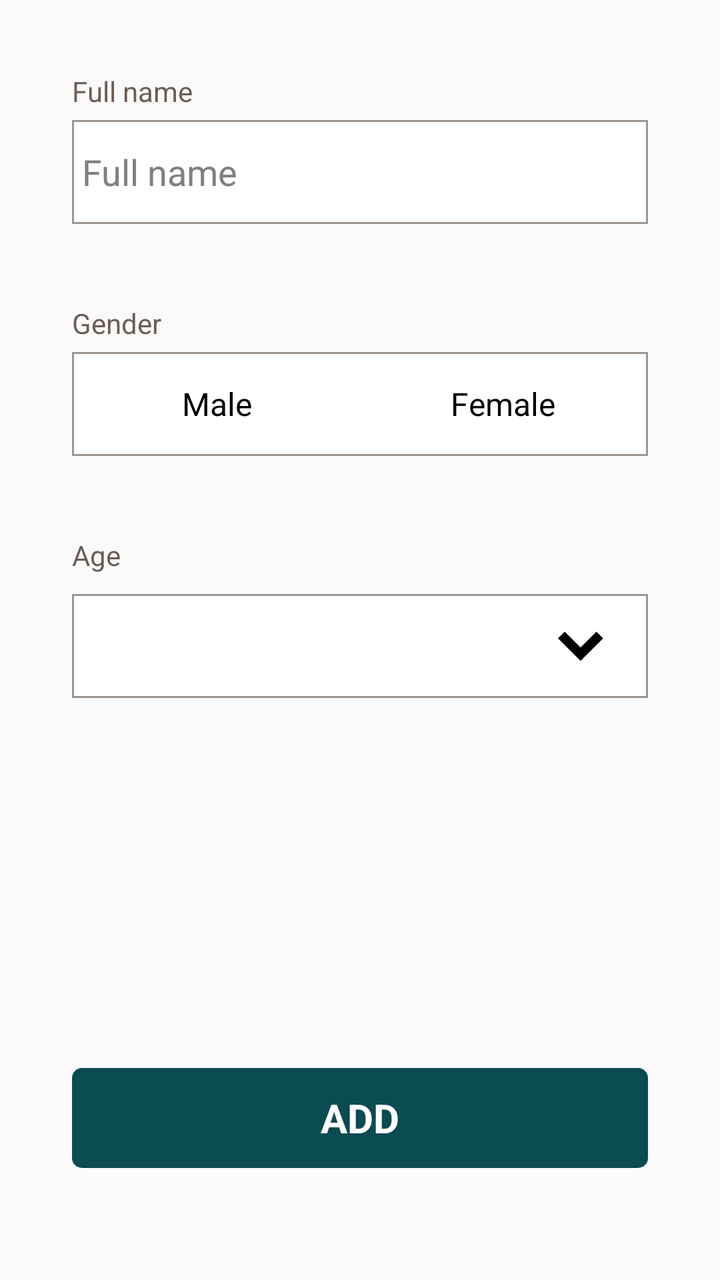
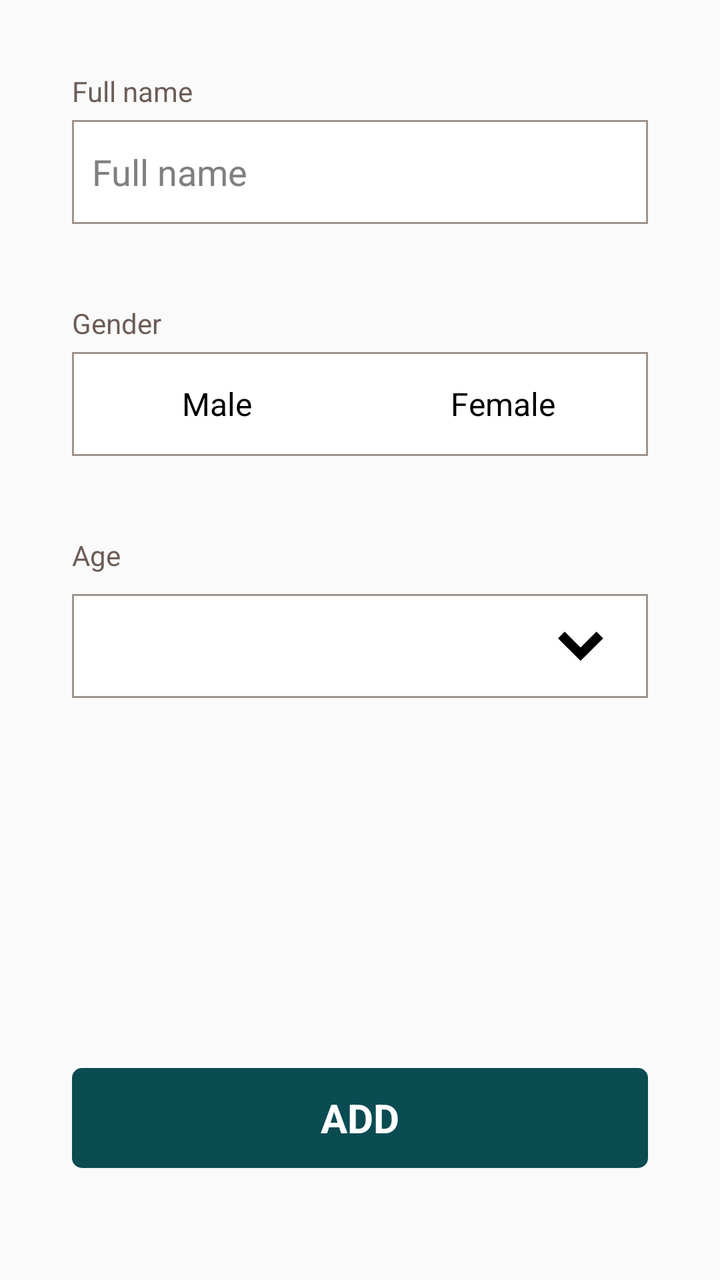

An Android layout rendered at two revisions. The XML below is the earlier revision; the diff shows what the commit changed to produce the second picture.
<!-- AndroidManifest.xml: application theme AppTheme -->
<!-- res/layout/activity_new_child.xml -->
<?xml version="1.0" encoding="utf-8"?>
<RelativeLayout xmlns:android="http://schemas.android.com/apk/res/android"
    android:layout_width="match_parent"
    android:layout_height="match_parent"
    android:background="@color/clmrs_bg"
    android:padding="@dimen/activity_vertical_margin">

    <LinearLayout
        android:layout_width="match_parent"
        android:layout_height="wrap_content"
        android:layout_above="@+id/addNewChildButton"
        android:layout_alignParentTop="true"
        android:orientation="vertical">

        <LinearLayout
            android:id="@+id/fullnameLayout"
            android:layout_width="match_parent"
            android:layout_height="wrap_content"
            android:layout_margin="20dp"
            android:background="@color/clmrs_bg"
            android:orientation="vertical">

            <TextView
                android:layout_width="match_parent"
                android:layout_height="wrap_content"
                android:layout_marginBottom="5dp"
                android:text="@string/full_name"
                android:textColor="@color/clmrs_tv_grey" />

            <EditText
                android:id="@+id/fullnameEditText"
                android:layout_width="match_parent"
                android:layout_height="52dp"
                android:background="@drawable/border_grey_bg"
                android:hint="@string/full_name"
                android:inputType="textPersonName"
                android:paddingLeft="5dp"
                android:textColor="@android:color/black" />

        </LinearLayout>

        <LinearLayout
            android:id="@+id/genderLayout"
            android:layout_width="match_parent"
            android:layout_height="wrap_content"
            android:layout_margin="20dp"
            android:background="@color/clmrs_bg"
            android:orientation="vertical">

            <TextView
                android:layout_width="match_parent"
                android:layout_height="wrap_content"
                android:layout_marginBottom="5dp"
                android:text="@string/ofis_select_gender"
                android:textColor="@color/clmrs_tv_grey" />

            <LinearLayout
                android:layout_width="match_parent"
                android:layout_height="52dp"
                android:background="@drawable/border_grey_bg"
                android:orientation="horizontal"
                android:padding="1dp"
                android:weightSum="2">

                <android.support.v7.widget.AppCompatButton
                    android:id="@+id/maleButton"
                    android:layout_width="match_parent"
                    android:layout_height="52dp"
                    android:layout_gravity="center"
                    android:layout_weight="1"
                    android:background="@android:color/white"
                    android:gravity="center"
                    android:textColor="@android:color/black"
                    android:text="@string/gender_male" />

                <android.support.v7.widget.AppCompatButton
                    android:id="@+id/femaleButton"
                    android:layout_width="match_parent"
                    android:layout_height="52dp"
                    android:layout_gravity="center"
                    android:textColor="@android:color/black"
                    android:layout_weight="1"
                    android:background="@android:color/white"
                    android:gravity="center"
                    android:text="@string/gender_female" />

            </LinearLayout>
        </LinearLayout>

        <LinearLayout
            android:id="@+id/ageLayout"
            android:layout_width="match_parent"
            android:layout_height="wrap_content"
            android:layout_margin="20dp"

            android:background="@color/clmrs_bg"
            android:orientation="vertical">

            <TextView
                android:layout_width="match_parent"
                android:layout_height="wrap_content"
                android:text="@string/age"
                android:textColor="@color/clmrs_tv_grey" />

            <RelativeLayout
                android:layout_width="match_parent"
                android:layout_marginTop="10dp"
                android:background="@drawable/border_grey_bg"
                android:padding="1dp"
                android:layout_height="52dp">

                <Spinner
                    android:id="@+id/ageSpinner"
                    android:layout_width="match_parent"
                    android:background="@android:color/white"
                    android:layout_height="match_parent"
                    android:textColor="@android:color/black" />
                <ImageView
                    android:layout_width="wrap_content"
                    android:src="@drawable/ic_dropdown_arrow"
                    android:layout_alignParentRight="true"
                    android:layout_marginRight="20dp"
                    android:layout_centerVertical="true"
                    android:layout_height="wrap_content" />

            </RelativeLayout>

        </LinearLayout>
    </LinearLayout>


    <android.support.v7.widget.AppCompatButton
        android:id="@+id/addNewChildButton"
        android:layout_width="match_parent"
        android:layout_height="50dp"
        android:layout_alignParentBottom="true"
        android:layout_gravity="center"
        android:layout_marginLeft="20dp"
        android:layout_marginTop="40dp"
        android:layout_marginRight="20dp"
        android:layout_marginBottom="40dp"
        android:background="@drawable/btn_bg_add_child"
        android:gravity="center"
        android:text="@string/add"
        android:textAllCaps="true"
        android:textColor="@color/ofis_base_font_white"
        android:textSize="20dp"
        android:textStyle="bold" />

</RelativeLayout>
<!-- resources referenced by this layout -->
<resources>
  <color name="clmrs_bg">#FAFAFA</color>
  <color name="clmrs_tv_grey">#6C5D56</color>
  <color name="ofis_base_font_white">#ffffff</color>
  <dimen name="activity_vertical_margin">16dp</dimen>
  <!-- drawable border_grey_bg (drawable) -->
  <?xml version="1.0" encoding="utf-8"?>
  <shape xmlns:android="http://schemas.android.com/apk/res/android" android:shape="rectangle">
      <solid android:color="@color/ofis_base_font_white" />
      <stroke
          android:width="1dip"
          android:color="#9E948E" />
  </shape>
  <!-- drawable btn_bg_add_child (drawable) -->
  <shape xmlns:android="http://schemas.android.com/apk/res/android"
      android:shape="rectangle">
      <solid android:color="#0B4B52" />
      <corners android:radius="5dp" />
  </shape>
  <!-- drawable ic_dropdown_arrow (drawable) -->
  <vector android:height="24dp" android:viewportHeight="10"
      android:viewportWidth="10" android:width="24dp" xmlns:android="http://schemas.android.com/apk/res/android">
      <path android:fillColor="#FF000000" android:pathData="M4.7,8.1 L0,3.4 1.4,2 4.7,5.3 8,2l1.4,1.4Z"/>
  </vector>
  <string name="add">Add</string>
  <string name="age">Age</string>
  <string name="full_name">Full name</string>
  <string name="gender_female">Female</string>
  <string name="gender_male">Male</string>
  <string name="ofis_select_gender">Gender</string>
  <style name="AppTheme" parent="android:Theme.Holo.Light">
          
          <item name="android:spinnerItemStyle">@style/SpinnerItem</item>
          <item name="android:spinnerDropDownItemStyle">@style/SpinnerItem.DropDownItem</item>
          <item name="android:dropDownListViewStyle">@style/StandardSpinner</item>
          <item name="android:actionBarStyle">@style/AppTheme.ActionBarStyle</item>
      </style>
  <style name="SpinnerItem" parent="android:Widget.Holo.DropDownItem">
          <item name="android:textColor">@color/ofis_base_font_white</item>
          <item name="android:textSize">@dimen/ofis_spinner_text</item>
      </style>
  <style name="SpinnerItem.DropDownItem" parent="android:Widget.Holo.DropDownItem.Spinner">
          <item name="android:textColor">@color/ofis_text_field</item>
          <item name="android:background">@color/ofis_spinner_item_background</item>
      </style>
  <style name="StandardSpinner" parent="android:Widget.Holo.Light.ListView">
          <item name="android:dividerHeight">@dimen/ofis_spinner_itemseparator</item>
          <item name="android:divider">@color/ofis_spinner_divider</item>
      </style>
  <style name="AppTheme.ActionBarStyle" parent="android:Widget.Holo.Light.ActionBar">
          <item name="android:titleTextStyle">@style/AppTheme.ActionBar.TitleTextStyle</item>
      </style>
  <dimen name="ofis_spinner_text">14sp</dimen>
  <color name="ofis_text_field">#DE000000</color>
  <color name="ofis_spinner_item_background">@color/ofis_actionbar_background</color>
  <dimen name="ofis_spinner_itemseparator">1dp</dimen>
  <color name="ofis_spinner_divider">#ff333333</color>
  <style name="AppTheme.ActionBar.TitleTextStyle" parent="android:TextAppearance">
          <item name="android:textSize">@dimen/ofis_med_text</item>
      </style>
  <color name="ofis_actionbar_background">#dddddd</color>
  <dimen name="ofis_med_text">15sp</dimen>
</resources>

<!-- the commit's change to res/layout/activity_new_child.xml (unified diff, before → after) -->
@@ -34,7 +34,7 @@
                 android:background="@drawable/border_grey_bg"
                 android:hint="@string/full_name"
                 android:inputType="textPersonName"
-                android:paddingLeft="5dp"
+                android:paddingLeft="10dp"
                 android:textColor="@android:color/black" />
 
         </LinearLayout>
